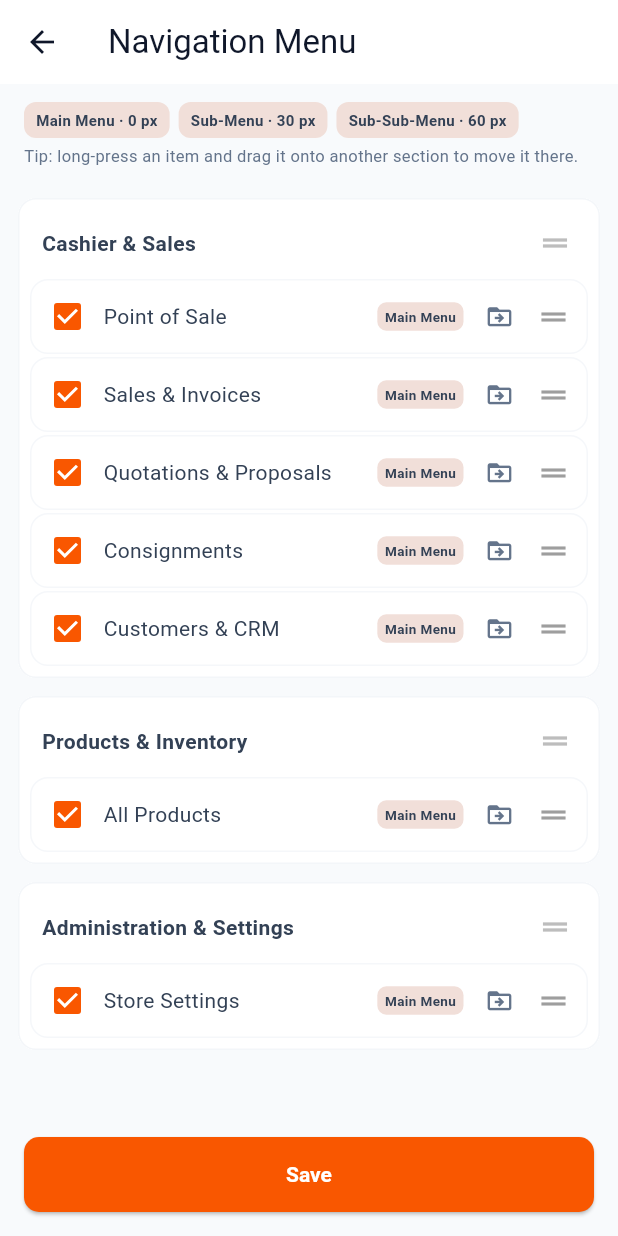
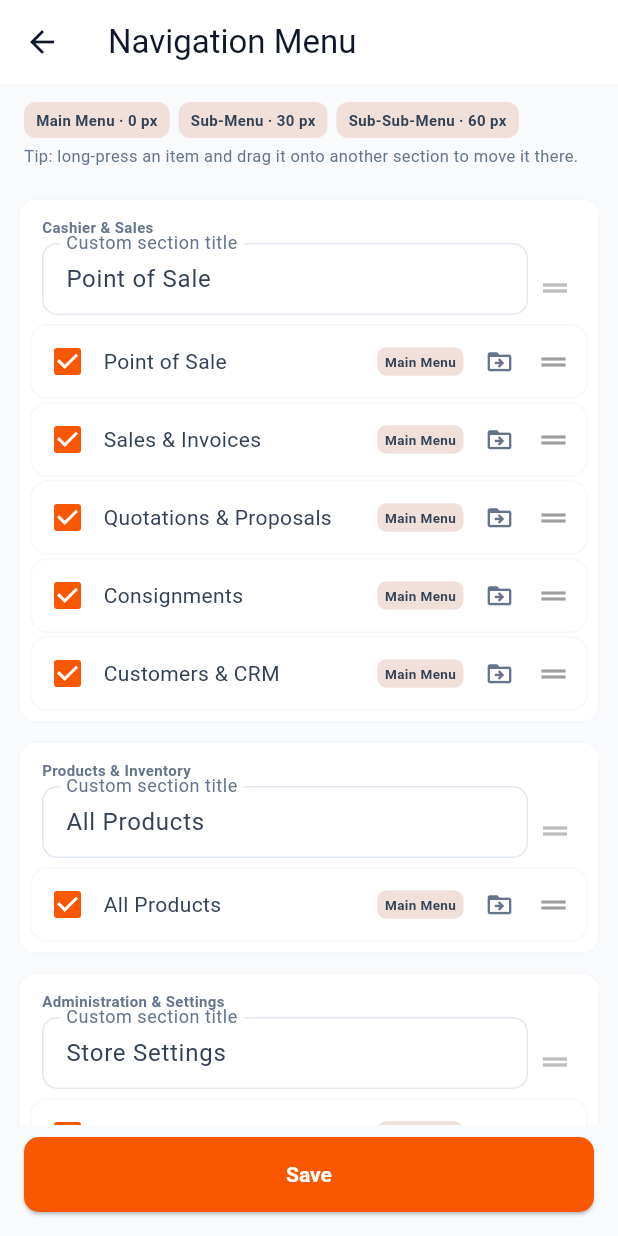
Before and after one commit to prakash111/zoom-pos, a Flutter app: the NavMenuSettingsTab screen opened directly, after a tap on "Save", on a phone screen of 412 x 824 dp. Run offline on Flutter 3.47's test engine with Material 3 defaults, Android fonts, the light colour scheme and no system bars; our stand-ins replace cached_network_image, connectivity_plus, dio, file_picker, firebase_core, firebase_messaging and 13 more; missing offline and left inert: esc_pos_utils_plus, mobile_scanner, print_bluetooth_thermal, razorpay_flutter, window_manager; accounts and stored records are empty.

Commit message:
fix(navigation): split parent actions and editable section titles

```diff
--- a/lib/core/models/settings_models.dart
+++ b/lib/core/models/settings_models.dart
@@ -239,18 +239,30 @@ class TenantSettingsBundle {
 
 /// One section's position override — see [NavConfig].
 class NavSectionOrder {
-  const NavSectionOrder({required this.key, required this.order});
+  const NavSectionOrder({
+    required this.key,
+    required this.order,
+    this.customTitle,
+  });
 
   factory NavSectionOrder.fromJson(Map<String, dynamic> json) {
     return NavSectionOrder(
         key: json['key'] as String? ?? '',
-        order: (json['order'] as num?)?.toInt() ?? 0);
+        order: (json['order'] as num?)?.toInt() ?? 0,
+        customTitle: json['custom_title']?.toString().trim().isNotEmpty == true
+            ? json['custom_title'].toString().trim()
+            : null);
   }
 
   final String key;
   final int order;
+  final String? customTitle;
 
-  Map<String, dynamic> toJson() => {'key': key, 'order': order};
+  Map<String, dynamic> toJson() => {
+        'key': key,
+        'order': order,
+        if (customTitle?.isNotEmpty == true) 'custom_title': customTitle,
+      };
 }
 
 /// One nav destination's canonical placement. [parent] / [parentId] names
@@ -345,27 +357,29 @@ class NavConfig {
             .toList()
         : <NavItemConfig>[];
 
-    final rawItems = flatItems.isNotEmpty ? flatItems : _flattenTree(json['tree']);
+    final rawItems =
+        flatItems.isNotEmpty ? flatItems : _flattenTree(json['tree']);
     final sanitizedItems = rawItems.map((item) {
-      if (item.section == 'cashier_sales' && (
-          item.key == 'lead_management' ||
-          item.key == 'leads' ||
-          item.key.startsWith('lead_') ||
-          item.key.contains('lead')
-      )) {
+      if (item.section == 'cashier_sales' &&
+          (item.key == 'lead_management' ||
+              item.key == 'leads' ||
+              item.key.startsWith('lead_') ||
+              item.key.contains('lead'))) {
         return item.copyWith(section: 'lead_ops');
       }
       return item;
     }).toList();
 
+    final rawSections = json['sections'] is List
+        ? json['sections'] as List
+        : (json['tree'] is List ? json['tree'] as List : const []);
+
     return NavConfig(
-      sections: json['sections'] is List
-          ? (json['sections'] as List)
-              .whereType<Map>()
-              .map((section) =>
-                  NavSectionOrder.fromJson(Map<String, dynamic>.from(section)))
-              .toList()
-          : const [],
+      sections: rawSections
+          .whereType<Map>()
+          .map((section) =>
+              NavSectionOrder.fromJson(Map<String, dynamic>.from(section)))
+          .toList(),
       items: sanitizedItems,
     );
   }
@@ -484,6 +498,8 @@ class NavConfig {
         {
           'key': orderedSections[order].key,
           'order': order,
+          if (orderedSections[order].customTitle?.isNotEmpty == true)
+            'custom_title': orderedSections[order].customTitle,
           'items': buildNodes(orderedSections[order].key, null, 0),
         },
     ];
--- a/lib/core/sdui/components/navigation_tree_builder.dart
+++ b/lib/core/sdui/components/navigation_tree_builder.dart
@@ -41,10 +41,16 @@ class NavTileDescriptor {
 }
 
 class NavSectionDescriptor {
-  const NavSectionDescriptor(this.key, this.label, this.tiles);
+  const NavSectionDescriptor(
+    this.key,
+    this.label,
+    this.tiles, {
+    this.customTitle,
+  });
   final String key;
   final String label;
   final List<NavTileDescriptor> tiles;
+  final String? customTitle;
 }
 
 class _WorkingItem {
@@ -63,10 +69,14 @@ class _WorkingItem {
 
 class _WorkingSection {
   _WorkingSection(
-      {required this.key, required this.label, required this.tiles});
+      {required this.key,
+      required this.label,
+      required this.customTitle,
+      required this.tiles});
 
   final String key;
   final String label;
+  String customTitle;
   List<_WorkingItem> tiles;
 }
 
@@ -189,6 +199,9 @@ class _NavMenuSettingsTabState extends State<NavMenuSettingsTab> {
     final sectionOrderOverrides = {
       for (final section in _initialConfig.sections) section.key: section.order
     };
+    final sectionOverrides = {
+      for (final section in _initialConfig.sections) section.key: section
+    };
     final grouped =
         <String, List<({int order, int fallback, _WorkingItem item})>>{};
 
@@ -227,6 +240,14 @@ class _NavMenuSettingsTabState extends State<NavMenuSettingsTab> {
       final section = _WorkingSection(
         key: entry.key,
         label: meta.label,
+        customTitle:
+            sectionOverrides[entry.key]?.customTitle?.trim().isNotEmpty == true
+                ? sectionOverrides[entry.key]!.customTitle!.trim()
+                : (meta.customTitle?.trim().isNotEmpty == true
+                    ? meta.customTitle!.trim()
+                    : (entry.value.isNotEmpty
+                        ? entry.value.first.item.label
+                        : meta.label)),
         tiles: [for (final row in entry.value) row.item],
       );
       _repairAndArrange(section);
@@ -238,6 +259,9 @@ class _NavMenuSettingsTabState extends State<NavMenuSettingsTab> {
         final sec = _WorkingSection(
           key: s.key,
           label: s.label,
+          customTitle: s.customTitle?.trim().isNotEmpty == true
+              ? s.customTitle!.trim()
+              : (s.tiles.isNotEmpty ? s.tiles.first.label : s.label),
           tiles: [
             for (final t in s.tiles)
               _WorkingItem(key: t.key, label: t.label, visible: true)
@@ -302,8 +326,9 @@ class _NavMenuSettingsTabState extends State<NavMenuSettingsTab> {
 
         collectTyped(rawSection.items);
         if (rawSection.key.isNotEmpty && tiles.isNotEmpty) {
-          parsed.add(
-              NavSectionDescriptor(rawSection.key, rawSection.title, tiles));
+          parsed.add(NavSectionDescriptor(
+              rawSection.key, rawSection.title, tiles,
+              customTitle: rawSection.customTitle));
         }
         continue;
       }
@@ -313,6 +338,7 @@ class _NavMenuSettingsTabState extends State<NavMenuSettingsTab> {
       final key = (section['key'] ?? section['id'])?.toString() ?? '';
       if (key.isEmpty) continue;
       final title = (section['title'] ?? section['label'])?.toString() ?? key;
+      final customTitle = section['custom_title']?.toString();
       final tiles = <NavTileDescriptor>[];
       final seen = <String>{};
 
@@ -333,7 +359,8 @@ class _NavMenuSettingsTabState extends State<NavMenuSettingsTab> {
 
       collectMaps(section['items'] ?? section['children']);
       if (tiles.isNotEmpty) {
-        parsed.add(NavSectionDescriptor(key, title, tiles));
+        parsed.add(
+            NavSectionDescriptor(key, title, tiles, customTitle: customTitle));
       }
     }
 
@@ -680,7 +707,15 @@ class _NavMenuSettingsTabState extends State<NavMenuSettingsTab> {
       await _repository.updateNavConfig(NavConfig(
         sections: [
           for (var index = 0; index < _sections.length; index++)
-            NavSectionOrder(key: _sections[index].key, order: index),
+            NavSectionOrder(
+              key: _sections[index].key,
+              order: index,
+              customTitle: _sections[index].customTitle.trim().isNotEmpty
+                  ? _sections[index].customTitle.trim()
+                  : (_sections[index].tiles.isNotEmpty
+                      ? _sections[index].tiles.first.label
+                      : _sections[index].label),
+            ),
         ],
         items: items,
       ));
@@ -927,12 +962,39 @@ class _NavMenuSettingsTabState extends State<NavMenuSettingsTab> {
                     Padding(
                       padding: const EdgeInsets.fromLTRB(16, 12, 12, 6),
                       child: Row(
+                        crossAxisAlignment: CrossAxisAlignment.end,
                         children: [
                           Expanded(
-                            child: Text(
-                              _sections[sectionIndex].label,
-                              style: const TextStyle(
-                                  fontWeight: FontWeight.bold),
+                            child: Column(
+                              crossAxisAlignment: CrossAxisAlignment.start,
+                              children: [
+                                Text(
+                                  _sections[sectionIndex].label,
+                                  style: TextStyle(
+                                    color: scheme.onSurfaceVariant,
+                                    fontSize: 10,
+                                    fontWeight: FontWeight.w700,
+                                  ),
+                                ),
+                                const SizedBox(height: 4),
+                                TextFormField(
+                                  key: ValueKey(
+                                      'section-title-${_sections[sectionIndex].key}'),
+                                  initialValue:
+                                      _sections[sectionIndex].customTitle,
+                                  maxLength: 120,
+                                  decoration: InputDecoration(
+                                    labelText: 'Custom section title',
+                                    hintText: tiles.isNotEmpty
+                                        ? tiles.first.label
+                                        : _sections[sectionIndex].label,
+                                    counterText: '',
+                                    isDense: true,
+                                  ),
+                                  onChanged: (value) => _sections[sectionIndex]
+                                      .customTitle = value,
+                                ),
+                              ],
                             ),
                           ),
                           ReorderableDragStartListener(
@@ -948,8 +1010,7 @@ class _NavMenuSettingsTabState extends State<NavMenuSettingsTab> {
                     ),
                     if (tiles.isEmpty)
                       Padding(
-                        padding:
-                            const EdgeInsets.fromLTRB(16, 4, 16, 14),
+                        padding: const EdgeInsets.fromLTRB(16, 4, 16, 14),
                         child: Text(
                           active
                               ? 'Release to add the item here'
--- a/lib/core/sdui/models/sdui_models.dart
+++ b/lib/core/sdui/models/sdui_models.dart
@@ -262,14 +262,20 @@ class SduiNavSectionSchema {
   const SduiNavSectionSchema({
     required this.key,
     required this.title,
+    this.customTitle,
     this.color,
     this.items = const [],
   });
 
   final String key;
   final String title;
+  final String? customTitle;
   final String? color;
   final List<SduiNavItemSchema> items;
+
+  String get displayTitle => customTitle?.isNotEmpty == true
+      ? customTitle!
+      : (firstItem?.title.isNotEmpty == true ? firstItem!.title : title);
 
   SduiNavItemSchema? get firstItem => items.isEmpty ? null : items.first;
   List<SduiNavItemSchema> get subItems =>
@@ -355,6 +361,9 @@ class SduiNavSectionSchema {
     return SduiNavSectionSchema(
       key: key,
       title: rawTitle.isNotEmpty ? rawTitle : key,
+      customTitle: json['custom_title']?.toString().trim().isNotEmpty == true
+          ? json['custom_title'].toString().trim()
+          : (parsedItems.isNotEmpty ? parsedItems.first.title : null),
       color: json['color']?.toString() ?? json['header_color']?.toString(),
       items: parsedItems,
     );
@@ -365,6 +374,7 @@ class SduiNavSectionSchema {
         'id': key,
         'title': title,
         'label': title,
+        if (customTitle?.isNotEmpty == true) 'custom_title': customTitle,
         if (color != null) 'color': color,
         'items': items.map((i) => i.toJson()).toList(),
         if (firstItem != null) 'first_item': firstItem!.toJson(),
```
Also changed, not shown: lib/core/widgets/sdui/sdui_containers.dart (+12 -5 lines), lib/core/widgets/split_navigation_tile.dart (added, +116 -0 lines), lib/features/dashboard/dashboard_screen.dart (+106 -117 lines), 6 other files.
